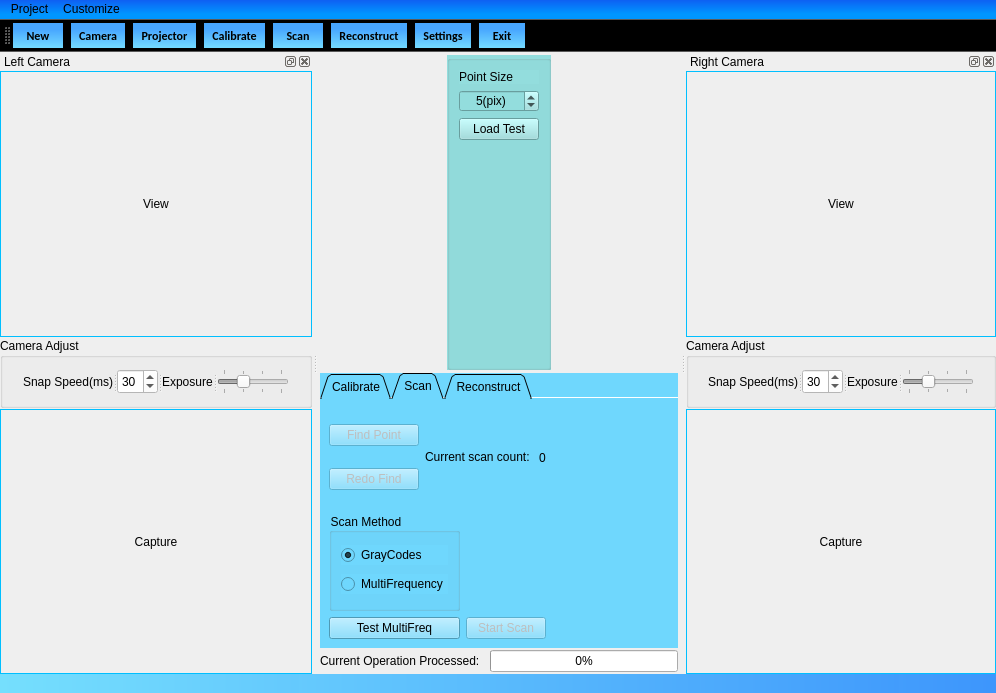
This is Duke/mainwindow.ui in NEU-TEAM/Structure-Light-Reconstructor as Qt 5 draws it before an edit. The edited form follows.
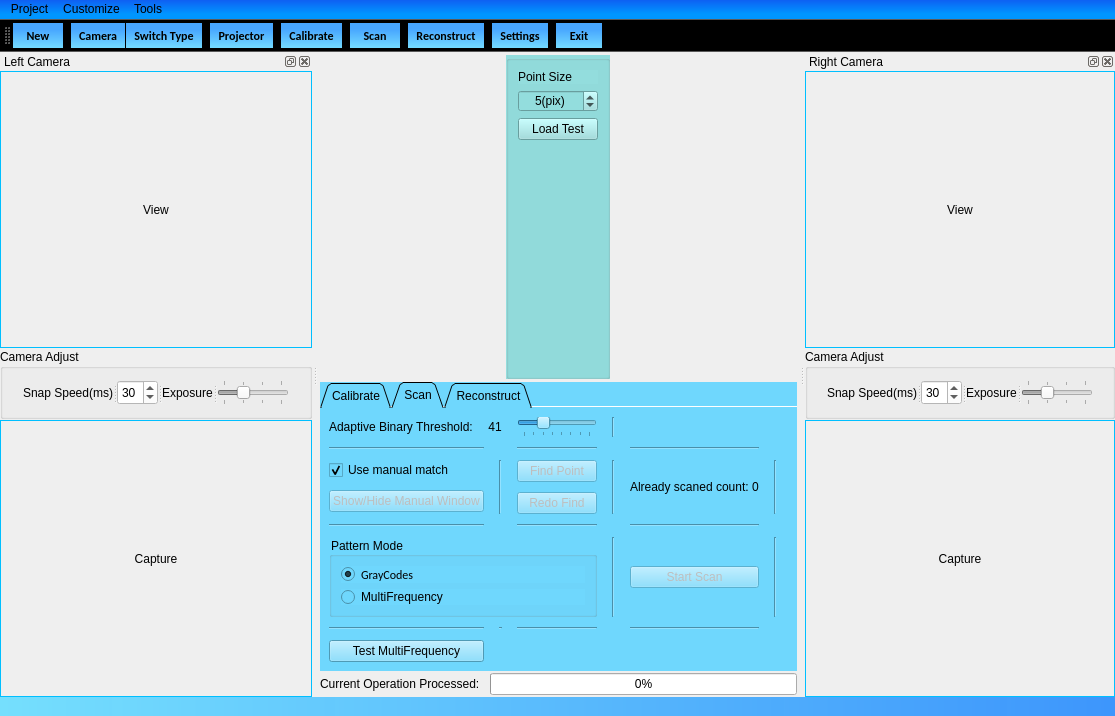
This is the edited form. The open tabs and pages were chosen to show the change. Icons and pictures are not drawn.

What changed in the file:
```diff
--- a/Duke/mainwindow.ui
+++ b/Duke/mainwindow.ui
@@ -6,8 +6,8 @@
    <rect>
     <x>0</x>
     <y>0</y>
-    <width>996</width>
-    <height>693</height>
+    <width>1115</width>
+    <height>716</height>
    </rect>
   </property>
   <property name="windowTitle">
@@ -484,113 +484,360 @@
           <attribute name="title">
            <string>Scan</string>
           </attribute>
-          <layout class="QGridLayout" name="gridLayout_16">
-           <item row="0" column="0">
-            <layout class="QGridLayout" name="gridLayout_15">
-             <item row="0" column="0" colspan="2">
-              <layout class="QHBoxLayout" name="horizontalLayout_4">
-               <item>
-                <layout class="QVBoxLayout" name="verticalLayout">
-                 <item>
-                  <widget class="QPushButton" name="findPointButton">
-                   <property name="enabled">
-                    <bool>false</bool>
-                   </property>
-                   <property name="text">
-                    <string>Find Point</string>
-                   </property>
-                  </widget>
-                 </item>
-                 <item>
-                  <widget class="QPushButton" name="reFindButton">
-                   <property name="enabled">
-                    <bool>false</bool>
-                   </property>
-                   <property name="text">
-                    <string>Redo Find</string>
-                   </property>
-                  </widget>
-                 </item>
-                </layout>
-               </item>
-               <item>
-                <layout class="QHBoxLayout" name="horizontalLayout_3">
-                 <item>
-                  <widget class="QLabel" name="label_3">
-                   <property name="text">
-                    <string>&lt;html&gt;&lt;head/&gt;&lt;body&gt;&lt;p&gt;Current scan count: &lt;/p&gt;&lt;/body&gt;&lt;/html&gt;</string>
-                   </property>
-                  </widget>
-                 </item>
-                 <item>
-                  <widget class="QLabel" name="scanNoLabel">
-                   <property name="text">
-                    <string>0</string>
-                   </property>
-                  </widget>
-                 </item>
-                </layout>
-               </item>
-              </layout>
+          <layout class="QGridLayout" name="gridLayout_15">
+           <property name="horizontalSpacing">
+            <number>15</number>
+           </property>
+           <property name="verticalSpacing">
+            <number>10</number>
+           </property>
+           <item row="2" column="1">
+            <widget class="Line" name="line_3">
+             <property name="orientation">
+              <enum>Qt::Vertical</enum>
+             </property>
+            </widget>
+           </item>
+           <item row="3" column="2">
+            <widget class="Line" name="line_2">
+             <property name="orientation">
+              <enum>Qt::Horizontal</enum>
+             </property>
+            </widget>
+           </item>
+           <item row="3" column="4">
+            <widget class="Line" name="line_4">
+             <property name="orientation">
+              <enum>Qt::Horizontal</enum>
+             </property>
+            </widget>
+           </item>
+           <item row="0" column="4">
+            <spacer name="horizontalSpacer_13">
+             <property name="orientation">
+              <enum>Qt::Horizontal</enum>
+             </property>
+             <property name="sizeHint" stdset="0">
+              <size>
+               <width>134</width>
+               <height>20</height>
+              </size>
+             </property>
+            </spacer>
+           </item>
+           <item row="6" column="0">
+            <widget class="QPushButton" name="multiFreqTest">
+             <property name="sizePolicy">
+              <sizepolicy hsizetype="Preferred" vsizetype="Fixed">
+               <horstretch>0</horstretch>
+               <verstretch>0</verstretch>
+              </sizepolicy>
+             </property>
+             <property name="text">
+              <string>Test MultiFrequency</string>
+             </property>
+            </widget>
+           </item>
+           <item row="0" column="0" colspan="3">
+            <layout class="QHBoxLayout" name="horizontalLayout_4">
+             <property name="spacing">
+              <number>15</number>
+             </property>
+             <item>
+              <widget class="QLabel" name="label_15">
+               <property name="text">
+                <string>&lt;html&gt;&lt;head/&gt;&lt;body&gt;&lt;p&gt;Adaptive Binary Threshold:&lt;/p&gt;&lt;/body&gt;&lt;/html&gt;</string>
+               </property>
+              </widget>
              </item>
-             <item row="1" column="0">
-              <widget class="QGroupBox" name="groupBox_4">
-               <property name="title">
-                <string>Scan Method</string>
+             <item>
+              <widget class="QLabel" name="btvalue">
+               <property name="sizePolicy">
+                <sizepolicy hsizetype="Fixed" vsizetype="Preferred">
+                 <horstretch>0</horstretch>
+                 <verstretch>0</verstretch>
+                </sizepolicy>
                </property>
-               <layout class="QGridLayout" name="gridLayout_14">
-                <item row="0" column="0">
-                 <widget class="QRadioButton" name="useGray">
-                  <property name="text">
-                   <string>GrayCodes</string>
-                  </property>
-                  <property name="checked">
-                   <bool>true</bool>
-                  </property>
-                 </widget>
-                </item>
-                <item row="1" column="0">
-                 <widget class="QRadioButton" name="useMultiFreq">
-                  <property name="text">
-                   <string>MultiFrequency</string>
-                  </property>
-                 </widget>
-                </item>
-               </layout>
+               <property name="text">
+                <string>41</string>
+               </property>
+               <property name="alignment">
+                <set>Qt::AlignCenter</set>
+               </property>
               </widget>
              </item>
-             <item row="2" column="0">
-              <widget class="QPushButton" name="multiFreqTest">
+             <item>
+              <widget class="QSlider" name="binarySlider">
+               <property name="sizePolicy">
+                <sizepolicy hsizetype="Preferred" vsizetype="Fixed">
+                 <horstretch>0</horstretch>
+                 <verstretch>0</verstretch>
+                </sizepolicy>
+               </property>
+               <property name="minimum">
+                <number>21</number>
+               </property>
+               <property name="maximum">
+                <number>91</number>
+               </property>
+               <property name="singleStep">
+                <number>10</number>
+               </property>
+               <property name="sliderPosition">
+                <number>41</number>
+               </property>
+               <property name="tracking">
+                <bool>false</bool>
+               </property>
+               <property name="orientation">
+                <enum>Qt::Horizontal</enum>
+               </property>
+               <property name="tickPosition">
+                <enum>QSlider::TicksBelow</enum>
+               </property>
+              </widget>
+             </item>
+            </layout>
+           </item>
+           <item row="2" column="0">
+            <layout class="QVBoxLayout" name="verticalLayout_5">
+             <property name="spacing">
+              <number>10</number>
+             </property>
+             <item>
+              <widget class="QCheckBox" name="matchAssistant">
                <property name="text">
-                <string>Test MultiFreq</string>
+                <string>Use manual match</string>
                </property>
+               <property name="checked">
+                <bool>true</bool>
+               </property>
               </widget>
              </item>
-             <item row="2" column="1">
-              <widget class="QPushButton" name="startScanButton">
+             <item>
+              <widget class="QPushButton" name="manualWindow">
                <property name="enabled">
                 <bool>false</bool>
                </property>
                <property name="text">
-                <string>Start Scan</string>
+                <string>Show/Hide Manual Window</string>
                </property>
               </widget>
              </item>
             </layout>
            </item>
-           <item row="0" column="1">
-            <spacer name="horizontalSpacer_16">
+           <item row="2" column="4">
+            <layout class="QHBoxLayout" name="horizontalLayout">
+             <item>
+              <widget class="QLabel" name="label_3">
+               <property name="text">
+                <string>&lt;html&gt;&lt;head/&gt;&lt;body&gt;&lt;p&gt;Already scaned count: &lt;/p&gt;&lt;/body&gt;&lt;/html&gt;</string>
+               </property>
+              </widget>
+             </item>
+             <item>
+              <widget class="QLabel" name="scanSNLabel">
+               <property name="text">
+                <string>0</string>
+               </property>
+              </widget>
+             </item>
+            </layout>
+           </item>
+           <item row="1" column="2">
+            <widget class="Line" name="line_5">
              <property name="orientation">
               <enum>Qt::Horizontal</enum>
              </property>
+            </widget>
+           </item>
+           <item row="2" column="2">
+            <layout class="QVBoxLayout" name="verticalLayout">
+             <property name="spacing">
+              <number>10</number>
+             </property>
+             <item>
+              <widget class="QPushButton" name="findPointButton">
+               <property name="enabled">
+                <bool>false</bool>
+               </property>
+               <property name="sizePolicy">
+                <sizepolicy hsizetype="Preferred" vsizetype="Fixed">
+                 <horstretch>0</horstretch>
+                 <verstretch>0</verstretch>
+                </sizepolicy>
+               </property>
+               <property name="text">
+                <string>Find Point</string>
+               </property>
+              </widget>
+             </item>
+             <item>
+              <widget class="QPushButton" name="reFindButton">
+               <property name="enabled">
+                <bool>false</bool>
+               </property>
+               <property name="sizePolicy">
+                <sizepolicy hsizetype="Preferred" vsizetype="Fixed">
+                 <horstretch>0</horstretch>
+                 <verstretch>0</verstretch>
+                </sizepolicy>
+               </property>
+               <property name="text">
+                <string>Redo Find</string>
+               </property>
+              </widget>
+             </item>
+            </layout>
+           </item>
+           <item row="1" column="0">
+            <widget class="Line" name="line_6">
+             <property name="orientation">
+              <enum>Qt::Horizontal</enum>
+             </property>
+            </widget>
+           </item>
+           <item row="3" column="0">
+            <widget class="Line" name="line">
+             <property name="orientation">
+              <enum>Qt::Horizontal</enum>
+             </property>
+            </widget>
+           </item>
+           <item row="1" column="4">
+            <widget class="Line" name="line_7">
+             <property name="orientation">
+              <enum>Qt::Horizontal</enum>
+             </property>
+            </widget>
+           </item>
+           <item row="4" column="4">
+            <widget class="QPushButton" name="startScanButton">
+             <property name="enabled">
+              <bool>false</bool>
+             </property>
+             <property name="sizePolicy">
+              <sizepolicy hsizetype="Preferred" vsizetype="Fixed">
+               <horstretch>0</horstretch>
+               <verstretch>0</verstretch>
+              </sizepolicy>
+             </property>
+             <property name="text">
+              <string>Start Scan</string>
+             </property>
+            </widget>
+           </item>
+           <item row="2" column="6">
+            <spacer name="horizontalSpacer_14">
+             <property name="orientation">
+              <enum>Qt::Horizontal</enum>
+             </property>
              <property name="sizeHint" stdset="0">
               <size>
-               <width>132</width>
+               <width>40</width>
                <height>20</height>
               </size>
              </property>
             </spacer>
            </item>
+           <item row="4" column="3">
+            <widget class="Line" name="line_9">
+             <property name="orientation">
+              <enum>Qt::Vertical</enum>
+             </property>
+            </widget>
+           </item>
+           <item row="2" column="3">
+            <widget class="Line" name="line_8">
+             <property name="orientation">
+              <enum>Qt::Vertical</enum>
+             </property>
+            </widget>
+           </item>
+           <item row="5" column="4">
+            <widget class="Line" name="line_10">
+             <property name="orientation">
+              <enum>Qt::Horizontal</enum>
+             </property>
+            </widget>
+           </item>
+           <item row="5" column="2">
+            <widget class="Line" name="line_11">
+             <property name="orientation">
+              <enum>Qt::Horizontal</enum>
+             </property>
+            </widget>
+           </item>
+           <item row="5" column="0">
+            <widget class="Line" name="line_12">
+             <property name="orientation">
+              <enum>Qt::Horizontal</enum>
+             </property>
+            </widget>
+           </item>
+           <item row="5" column="1">
+            <widget class="Line" name="line_13">
+             <property name="orientation">
+              <enum>Qt::Horizontal</enum>
+             </property>
+            </widget>
+           </item>
+           <item row="2" column="5">
+            <widget class="Line" name="line_15">
+             <property name="orientation">
+              <enum>Qt::Vertical</enum>
+             </property>
+            </widget>
+           </item>
+           <item row="4" column="5">
+            <widget class="Line" name="line_14">
+             <property name="orientation">
+              <enum>Qt::Vertical</enum>
+             </property>
+            </widget>
+           </item>
+           <item row="0" column="3">
+            <widget class="Line" name="line_16">
+             <property name="orientation">
+              <enum>Qt::Vertical</enum>
+             </property>
+            </widget>
+           </item>
+           <item row="4" column="0" colspan="3">
+            <widget class="QGroupBox" name="groupBox_4">
+             <property name="title">
+              <string>Pattern Mode</string>
+             </property>
+             <layout class="QGridLayout" name="gridLayout_14">
+              <item row="0" column="0">
+               <widget class="QRadioButton" name="useGray">
+                <property name="font">
+                 <font>
+                  <family>Calibri</family>
+                  <pointsize>9</pointsize>
+                  <weight>50</weight>
+                  <italic>false</italic>
+                  <bold>false</bold>
+                 </font>
+                </property>
+                <property name="text">
+                 <string>GrayCodes</string>
+                </property>
+                <property name="checked">
+                 <bool>true</bool>
+                </property>
+               </widget>
+              </item>
+              <item row="1" column="0">
+               <widget class="QRadioButton" name="useMultiFreq">
+                <property name="text">
+                 <string>MultiFrequency</string>
+                </property>
+               </widget>
+              </item>
+             </layout>
+            </widget>
+           </item>
           </layout>
          </widget>
          <widget class="QWidget" name="tab_3">
@@ -688,7 +935,7 @@
     <rect>
      <x>0</x>
      <y>0</y>
-     <width>996</width>
+     <width>1115</width>
      <height>23</height>
     </rect>
    </property>
@@ -1013,8 +1260,15 @@
     </widget>
     <addaction name="menuLanguage"/>
    </widget>
+   <widget class="QMenu" name="menuTools">
+    <property name="title">
+     <string>Tools</string>
+    </property>
+    <addaction name="actionFocusAssistant"/>
+   </widget>
    <addaction name="menuFile"/>
    <addaction name="menuCustomize"/>
+   <addaction name="menuTools"/>
   </widget>
   <widget class="QStatusBar" name="statusBar">
    <property name="contextMenuPolicy">
@@ -1055,6 +1309,7 @@
    <addaction name="actionNew"/>
    <addaction name="separator"/>
    <addaction name="actionOpenCamera"/>
+   <addaction name="actionBasler"/>
    <addaction name="separator"/>
    <addaction name="actionProjector"/>
    <addaction name="separator"/>
@@ -2209,6 +2464,30 @@
     </font>
    </property>
   </action>
+  <action name="actionBasler">
+   <property name="icon">
+    <iconset resource="Resource/res.qrc">
+     <normaloff>:/switch.png</normaloff>:/switch.png</iconset>
+   </property>
+   <property name="text">
+    <string>Switch Type</string>
+   </property>
+   <property name="font">
+    <font>
+     <family>Calibri</family>
+     <weight>75</weight>
+     <bold>true</bold>
+    </font>
+   </property>
+  </action>
+  <action name="actionFocusAssistant">
+   <property name="enabled">
+    <bool>false</bool>
+   </property>
+   <property name="text">
+    <string>Focus Assistant</string>
+   </property>
+  </action>
  </widget>
  <resources>
   <include location="Resource/res.qrc"/>
```
Left out of the diff: 140 changed lines with no effect on the pictures.
